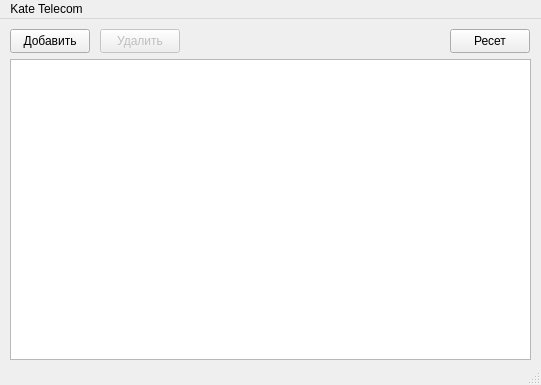
This is mainwindow.ui in borisgappov/kate-telecom as Qt 5 draws it before an edit. The edited form follows.
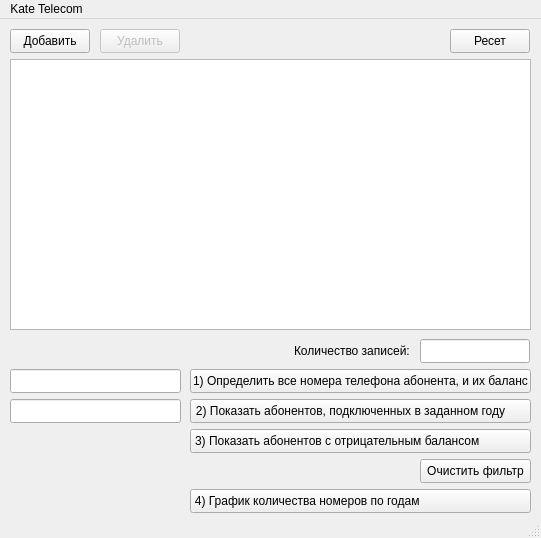
This is the edited form.

What changed in the file:
```diff
--- a/mainwindow.ui
+++ b/mainwindow.ui
@@ -7,7 +7,7 @@
     <x>0</x>
     <y>0</y>
     <width>541</width>
-    <height>385</height>
+    <height>538</height>
    </rect>
   </property>
   <property name="windowTitle">
@@ -20,7 +20,7 @@
       <x>10</x>
       <y>40</y>
       <width>521</width>
-      <height>301</height>
+      <height>271</height>
      </rect>
     </property>
     <property name="selectionMode">
@@ -75,6 +75,120 @@
      <string>Ресет</string>
     </property>
    </widget>
+   <widget class="QPushButton" name="fioFilterButton">
+    <property name="geometry">
+     <rect>
+      <x>190</x>
+      <y>350</y>
+      <width>341</width>
+      <height>24</height>
+     </rect>
+    </property>
+    <property name="text">
+     <string>1) Определить все номера телефона абонента, и их баланс</string>
+    </property>
+   </widget>
+   <widget class="QLineEdit" name="fioFilterEdit">
+    <property name="geometry">
+     <rect>
+      <x>10</x>
+      <y>350</y>
+      <width>171</width>
+      <height>24</height>
+     </rect>
+    </property>
+   </widget>
+   <widget class="QPushButton" name="clearFilterButton">
+    <property name="geometry">
+     <rect>
+      <x>420</x>
+      <y>440</y>
+      <width>111</width>
+      <height>24</height>
+     </rect>
+    </property>
+    <property name="text">
+     <string>Очистить фильтр</string>
+    </property>
+   </widget>
+   <widget class="QLineEdit" name="yearFilterEdit">
+    <property name="geometry">
+     <rect>
+      <x>10</x>
+      <y>380</y>
+      <width>171</width>
+      <height>24</height>
+     </rect>
+    </property>
+   </widget>
+   <widget class="QPushButton" name="yearFilterButton">
+    <property name="geometry">
+     <rect>
+      <x>190</x>
+      <y>380</y>
+      <width>341</width>
+      <height>24</height>
+     </rect>
+    </property>
+    <property name="text">
+     <string>2) Показать абонентов, подключенных в заданном году      </string>
+    </property>
+   </widget>
+   <widget class="QPushButton" name="negativeFilterButton">
+    <property name="geometry">
+     <rect>
+      <x>190</x>
+      <y>410</y>
+      <width>341</width>
+      <height>24</height>
+     </rect>
+    </property>
+    <property name="text">
+     <string>3) Показать абонентов с отрицательным балансом              </string>
+    </property>
+   </widget>
+   <widget class="QPushButton" name="chartrButton">
+    <property name="geometry">
+     <rect>
+      <x>190</x>
+      <y>470</y>
+      <width>341</width>
+      <height>24</height>
+     </rect>
+    </property>
+    <property name="text">
+     <string>4) График количества номеров по годам                                </string>
+    </property>
+   </widget>
+   <widget class="QLabel" name="label">
+    <property name="geometry">
+     <rect>
+      <x>294</x>
+      <y>324</y>
+      <width>121</width>
+      <height>16</height>
+     </rect>
+    </property>
+    <property name="text">
+     <string>Количество записей:</string>
+    </property>
+   </widget>
+   <widget class="QLineEdit" name="recordsCountEdit">
+    <property name="geometry">
+     <rect>
+      <x>420</x>
+      <y>320</y>
+      <width>110</width>
+      <height>24</height>
+     </rect>
+    </property>
+    <property name="alignment">
+     <set>Qt::AlignmentFlag::AlignRight|Qt::AlignmentFlag::AlignTrailing|Qt::AlignmentFlag::AlignVCenter</set>
+    </property>
+    <property name="readOnly">
+     <bool>true</bool>
+    </property>
+   </widget>
   </widget>
   <widget class="QMenuBar" name="menubar">
    <property name="geometry">
```
